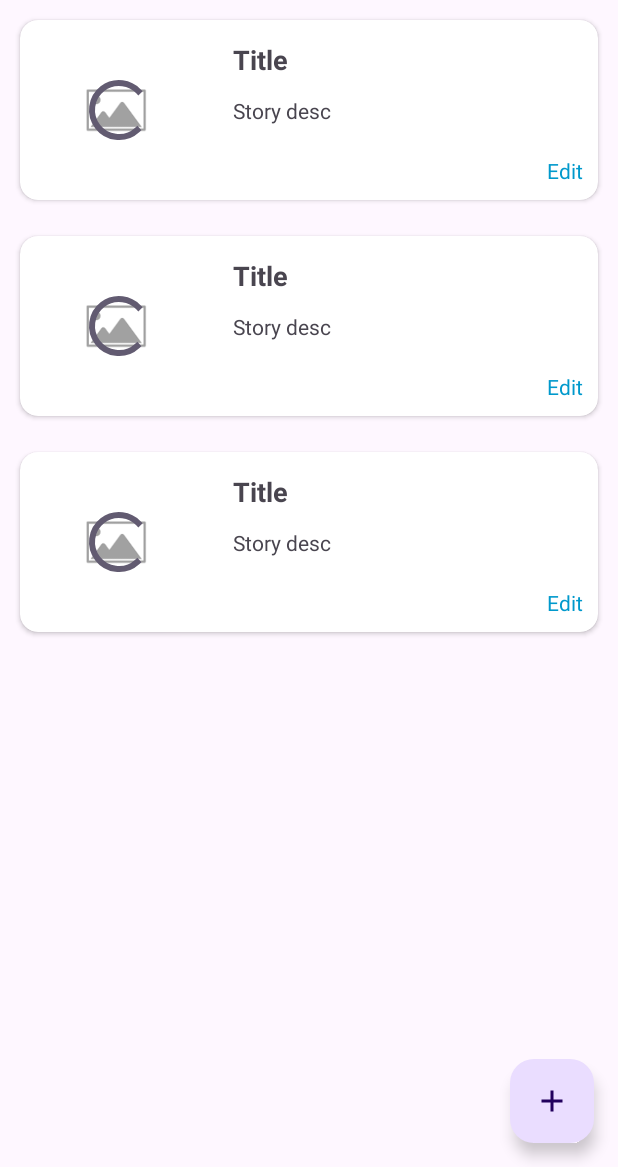
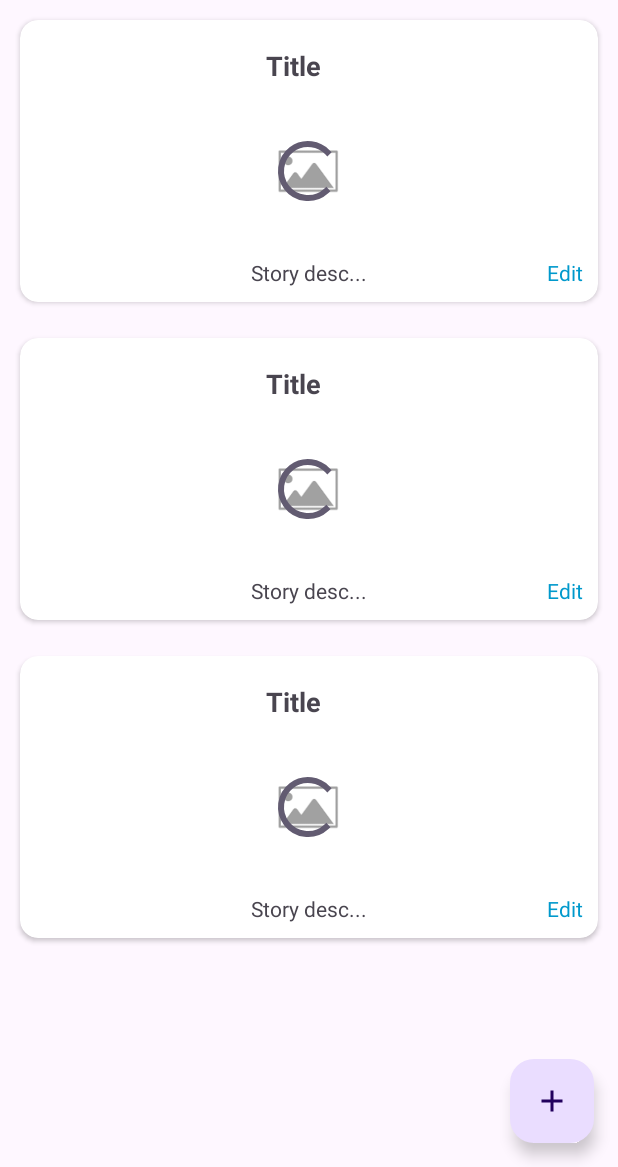
Before and after one commit to rezenn/Kokoros-Tale, an Android app: the layout activity_dashboard.xml on its own in the app's theme, with its tools: preview values and no code run, on a phone screen of 412 x 824 dp, the part 69-1236 px from its top. Run offline under Robolectric (Android 15) with nearby library versions, the phone set to English and light mode, and no system bars.

Commit message:
xml  update

```diff
--- a/app/src/main/res/layout/sample_story.xml
+++ b/app/src/main/res/layout/sample_story.xml
@@ -16,24 +16,34 @@
             android:layout_width="match_parent"
             android:layout_height="wrap_content"
             android:padding="10dp">
+
+            <!-- Centered Image -->
+
+            <!-- Title -->
+
+            <!-- Description with Expandable Functionality -->
+
             <ImageView
                 android:id="@+id/getImage"
                 android:layout_width="100dp"
                 android:layout_height="100dp"
-                android:layout_marginStart="4dp"
+                android:layout_marginTop="8dp"
                 android:src="@drawable/placeholder"
+                app:layout_constraintEnd_toEndOf="parent"
+                app:layout_constraintHorizontal_bias="0.498"
                 app:layout_constraintStart_toStartOf="parent"
-                app:layout_constraintTop_toTopOf="parent" />
+                app:layout_constraintTop_toBottomOf="@+id/displayTitle" />
 
             <TextView
                 android:id="@+id/displayTitle"
                 android:layout_width="wrap_content"
                 android:layout_height="wrap_content"
-                android:layout_marginStart="132dp"
-                android:layout_marginTop="4dp"
+                android:layout_marginTop="8dp"
                 android:text="Title"
                 android:textSize="18sp"
                 android:textStyle="bold"
+                app:layout_constraintEnd_toEndOf="parent"
+                app:layout_constraintHorizontal_bias="0.468"
                 app:layout_constraintStart_toStartOf="parent"
                 app:layout_constraintTop_toTopOf="parent" />
 
@@ -41,13 +51,16 @@
                 android:id="@+id/displayDesc"
                 android:layout_width="wrap_content"
                 android:layout_height="wrap_content"
-                android:layout_marginStart="132dp"
-                android:layout_marginTop="12dp"
-                android:text="Story desc"
+                android:layout_marginTop="8dp"
+                android:ellipsize="end"
+                android:maxLines="5"
+                android:text="Story desc..."
                 android:textSize="14sp"
+                app:layout_constraintEnd_toEndOf="parent"
                 app:layout_constraintStart_toStartOf="parent"
-                app:layout_constraintTop_toBottomOf="@+id/displayTitle" />
+                app:layout_constraintTop_toBottomOf="@+id/getImage" />
 
+            <!-- Edit Label -->
             <TextView
                 android:id="@+id/lblEdit"
                 android:layout_width="wrap_content"
@@ -64,10 +77,10 @@
                 android:layout_height="wrap_content"
                 app:layout_constraintBottom_toBottomOf="@+id/getImage"
                 app:layout_constraintEnd_toEndOf="@+id/getImage"
-                app:layout_constraintHorizontal_bias="0.538"
                 app:layout_constraintStart_toStartOf="@+id/getImage"
                 app:layout_constraintTop_toTopOf="@+id/getImage"
                 tools:ignore="MissingConstraints" />
+
         </androidx.constraintlayout.widget.ConstraintLayout>
 
     </androidx.cardview.widget.CardView>
```
Also changed, not shown: app/src/main/java/com/example/kokoro/adapter/StoryAdapter.kt (+15 -1 lines), app/src/main/java/com/example/kokoro/ui/activity/DashboardActivity.kt (+0 -8 lines), app/src/main/res/layout/activity_add_story.xml (+14 -32 lines).
